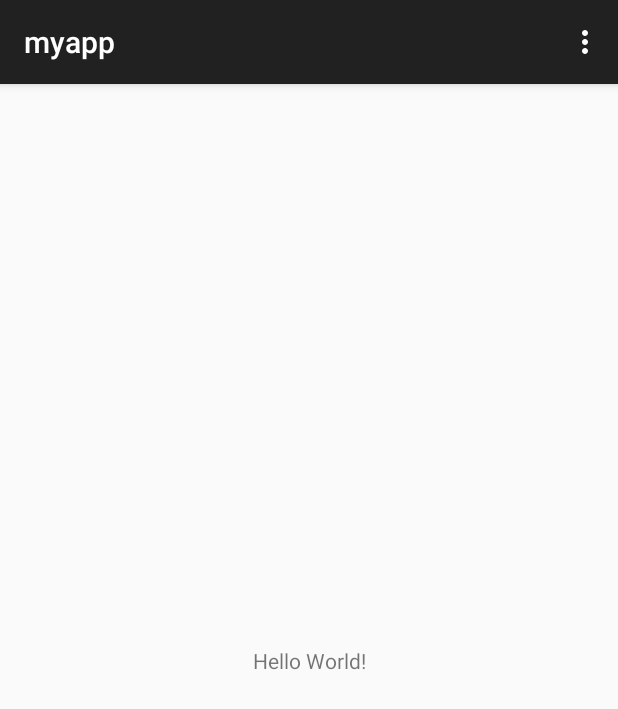
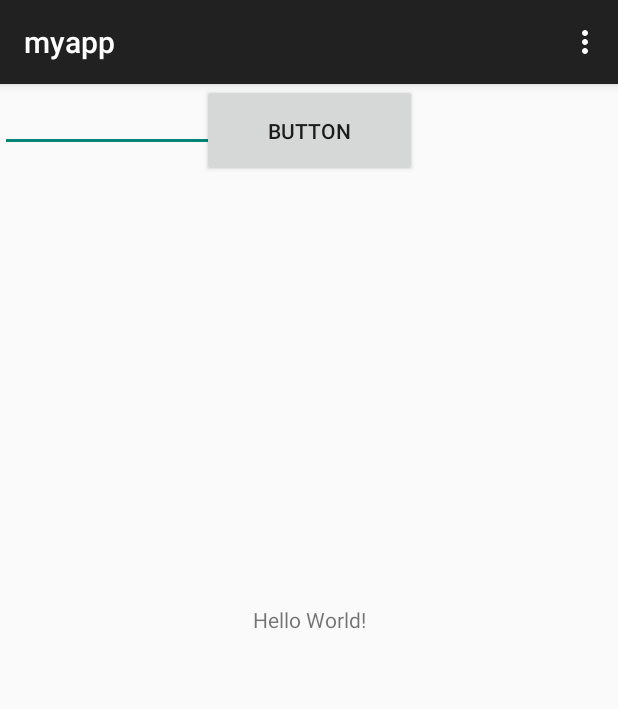
Before and after one commit to kenxzu/mobile-program, an Android app: the screen it shows after launch (MainActivity), on a phone screen of 412 x 824 dp. Shown: the top 709 px of the screen. Run offline under Robolectric (Android 15) with nearby library versions, the phone set to English and light mode, and no system bars.

```diff
--- a/app/src/main/java/com/myfirstapp/lct1/MainActivity.java
+++ b/app/src/main/java/com/myfirstapp/lct1/MainActivity.java
@@ -3,16 +3,28 @@ package com.myfirstapp.lct1;
 import android.os.Bundle;
 import android.view.Menu;
 import android.view.MenuItem;
+import android.widget.EditText;
+import android.widget.TextView;
 import android.widget.Toast;
 import androidx.appcompat.app.AppCompatActivity;
 
+
 public class MainActivity extends AppCompatActivity {
-
+    TextView th;
+    EditText et1;
     @Override
     protected void onCreate(Bundle savedInstanceState) {
         super.onCreate(savedInstanceState);
         setContentView(R.layout.activity_main);
+        th = findViewById(R.id.txtHasil);
+        et1 = findViewById(R.id.inp1);
     }
+
+    public void btnTouched(View v){
+        String data = et1.getText().toString();
+        th.setText(data);
+    }
+
 
     // Inflate the menu
     @Override
--- a/app/src/main/res/layout/activity_main.xml
+++ b/app/src/main/res/layout/activity_main.xml
@@ -7,12 +7,33 @@
     tools:context=".MainActivity">
 
     <TextView
+        android:id="@+id/txtHasil"
         android:layout_width="wrap_content"
         android:layout_height="wrap_content"
         android:text="Hello World!"
         app:layout_constraintBottom_toBottomOf="parent"
         app:layout_constraintEnd_toEndOf="parent"
         app:layout_constraintStart_toStartOf="parent"
-        app:layout_constraintTop_toTopOf="parent" />
+        app:layout_constraintTop_toTopOf="parent"
+        app:layout_constraintVertical_bias="0.464" />
+
+    <Button
+        android:id="@+id/button"
+        android:layout_width="143dp"
+        android:layout_height="62dp"
+        android:onClick="btnTouched"
+        android:text="Button"
+        app:layout_constraintEnd_toEndOf="parent"
+        app:layout_constraintStart_toStartOf="parent"
+        tools:layout_editor_absoluteY="185dp" />
+
+    <EditText
+        android:id="@+id/inp1"
+        android:layout_width="wrap_content"
+        android:layout_height="wrap_content"
+        android:ems="10"
+        android:inputType="text"
+        tools:layout_editor_absoluteX="100dp"
+        tools:layout_editor_absoluteY="261dp" />
 
 </androidx.constraintlayout.widget.ConstraintLayout>
```
